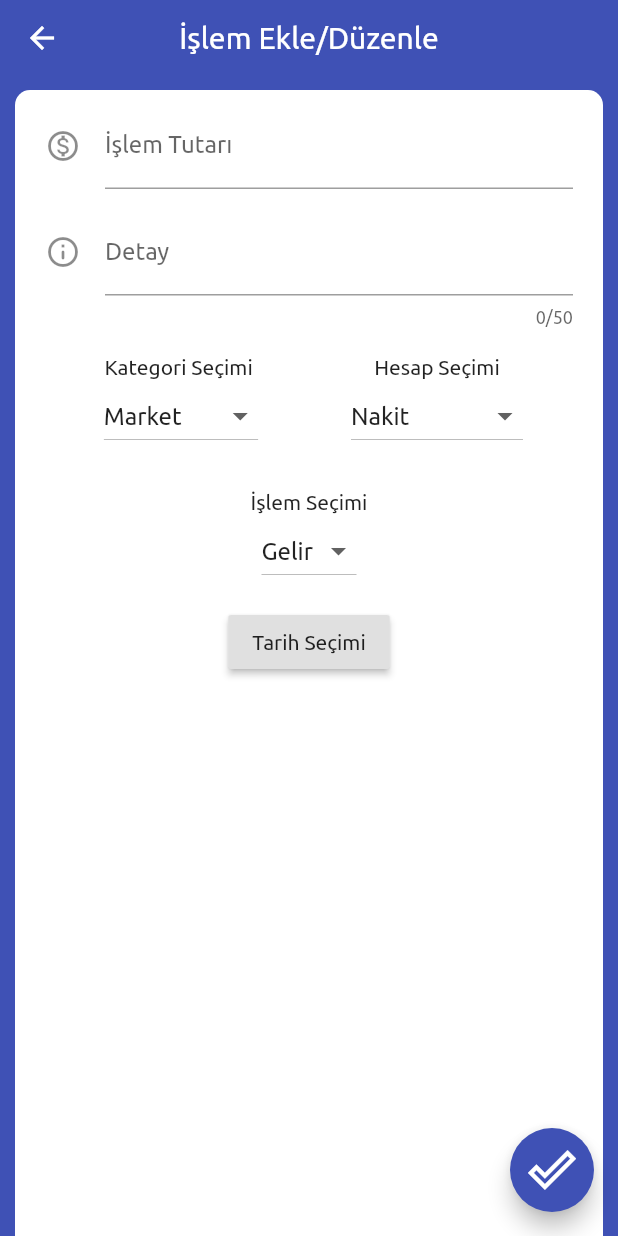
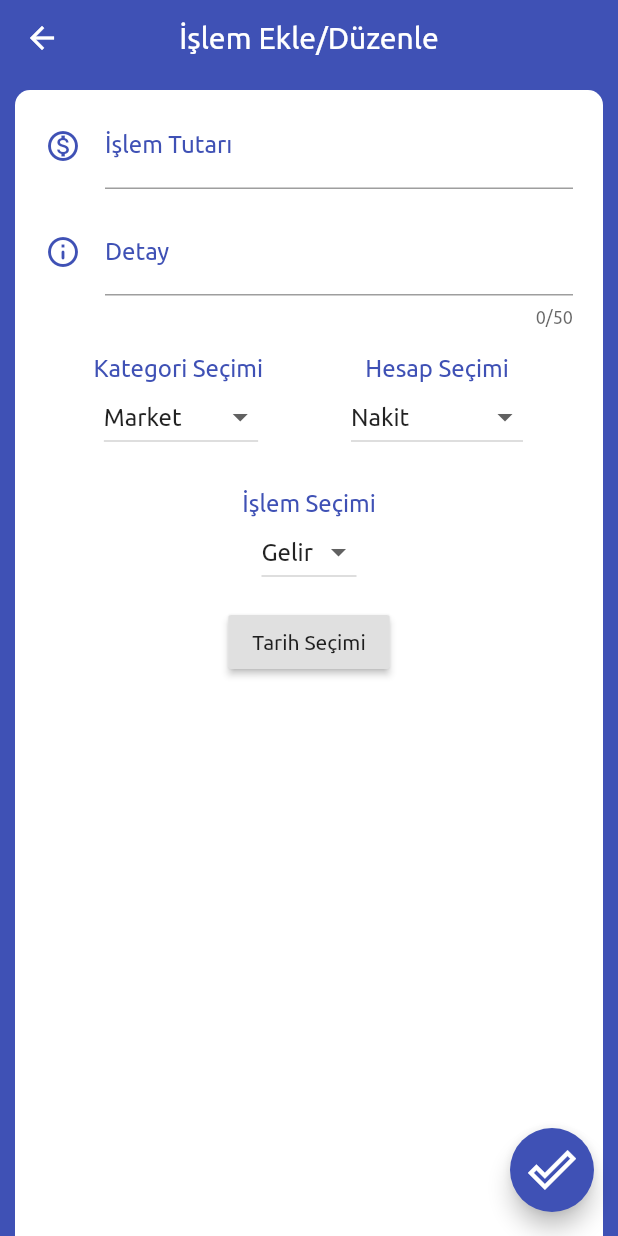
Before and after one commit to fatihatagunn/wepurse, a Flutter app: the AddProcessPage screen opened directly, on a phone screen of 412 x 824 dp. Run offline on Flutter 3.47's test engine with Material 2 defaults, Android fonts, the phone set to English and light mode, and no system bars; our stand-ins replace date_format.

Commit message:
Added colors.

```diff
--- a/lib/ui/add_process_page.dart
+++ b/lib/ui/add_process_page.dart
@@ -15,7 +15,6 @@ class AddProcessPageState extends State<AddProcessPage> {
 
   FocusNode _focusNode;
 
-
   int maxLine = 1;
 
   String value;
@@ -29,9 +28,9 @@ class AddProcessPageState extends State<AddProcessPage> {
 
   List<String> accounts = ["Nakit", "Maaş Hesabı", "Kredi Kartı"];
 
-  String chosenProcess = "Gelir" ;
+  String chosenProcess = "Gelir";
 
-  List<String> processes = ["Gelir" , "Gider"] ;
+  List<String> processes = ["Gelir", "Gider"];
 
   @override
   void initState() {
@@ -99,14 +98,19 @@ class AddProcessPageState extends State<AddProcessPage> {
                   child: TextField(
                     keyboardType: TextInputType.number,
                     textInputAction: TextInputAction.next,
+                    cursorColor: Colors.indigo,
                     decoration: InputDecoration(
+                      focusColor: Colors.indigo,
                       icon: Icon(
                         Icons.monetization_on_outlined,
+                        color: Colors.indigo,
                       ),
                       labelText: "İşlem Tutarı",
+                      labelStyle: TextStyle(
+                        color: Colors.indigo,
+                      ),
                       hintText: "İşlem Tutarını Giriniz",
                     ),
-
                   ),
                 ),
                 Padding(
@@ -122,11 +126,16 @@ class AddProcessPageState extends State<AddProcessPage> {
                     maxLengthEnforced: true,
                     autofocus: false,
                     focusNode: _focusNode,
+                    cursorColor: Colors.indigo,
                     decoration: InputDecoration(
                       icon: Icon(
                         Icons.info_outline_rounded,
+                        color: Colors.indigo,
                       ),
                       labelText: "Detay ",
+                      labelStyle: TextStyle(
+                        color: Colors.indigo,
+                      ),
                       hintText: "İşlem Detaylarını Giriniz",
                     ),
                   ),
@@ -142,6 +151,10 @@ class AddProcessPageState extends State<AddProcessPage> {
                         children: <Widget>[
                           Text(
                             "Kategori Seçimi ",
+                            style: TextStyle(
+                              color: Colors.indigo,
+                              fontSize: 16,
+                            ),
                           ),
                           DropdownButton<String>(
                             items: categories.map((chosenCategory) {
@@ -170,6 +183,10 @@ class AddProcessPageState extends State<AddProcessPage> {
                         children: <Widget>[
                           Text(
                             "Hesap Seçimi",
+                            style: TextStyle(
+                              color: Colors.indigo,
+                              fontSize: 16,
+                            ),
                           ),
                           DropdownButton<String>(
                             items: accounts.map((chosenAccount) {
@@ -192,15 +209,19 @@ class AddProcessPageState extends State<AddProcessPage> {
                     ),
                   ],
                 ),
-
                 Container(
                   width: 120,
                   height: 90,
                   child: Column(
                     mainAxisAlignment: MainAxisAlignment.center,
                     children: <Widget>[
-
-                      Text("İşlem Seçimi") ,
+                      Text(
+                        "İşlem Seçimi",
+                        style: TextStyle(
+                          color: Colors.indigo,
+                          fontSize: 16,
+                        ),
+                      ),
                       DropdownButton<String>(
                         items: processes.map((chosenProcess) {
                           return DropdownMenuItem<String>(
```
Also changed, not shown: 1 other file.
